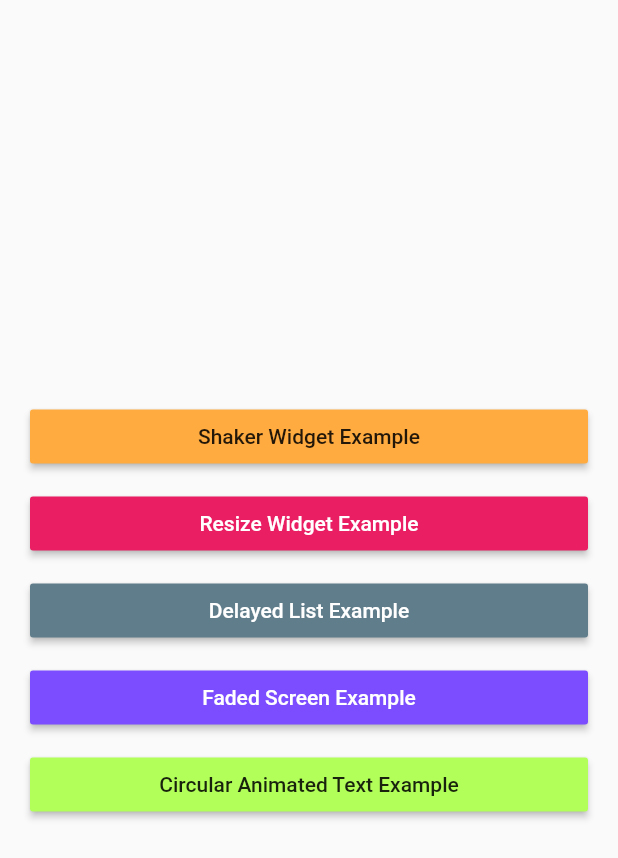
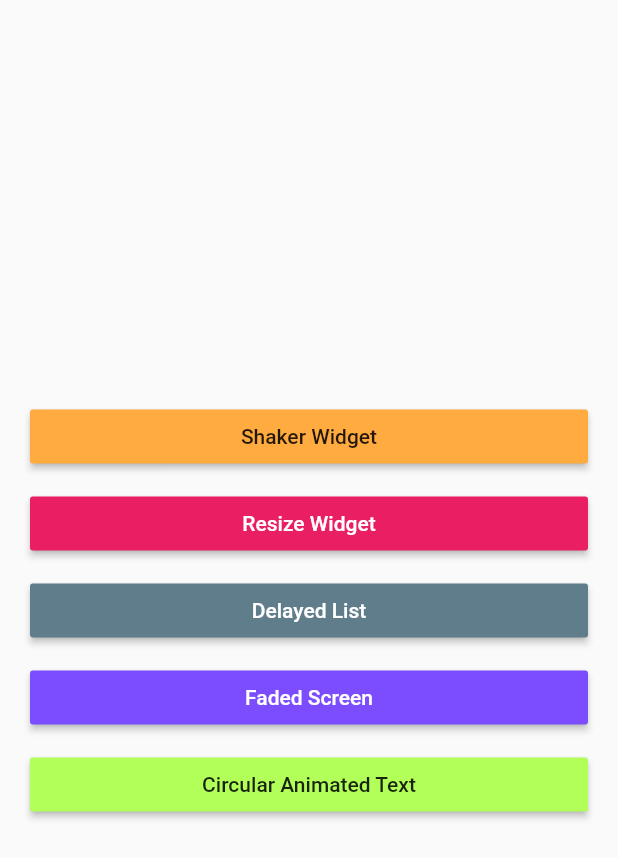
Before and after one commit to AliAkberAakash/flutter_animation_experiment, a Flutter app: the screen it shows after launch, on a phone screen of 412 x 824 dp. Shown: the top 858 px of the screen. Run offline on Flutter 3.47's test engine with Material 2 defaults, Android fonts, the phone set to English and light mode, and no system bars; missing offline and left inert: flutter_circular_text.

Commit message:
refactor: remove example text

```diff
--- a/lib/menu_screen.dart
+++ b/lib/menu_screen.dart
@@ -18,14 +18,14 @@ class MenuScreen extends StatelessWidget {
           children: const [
             NavigatorButton(
               screenWidget: ShakerWidgetExample(),
-              title: "Shaker Widget Example",
+              title: "Shaker Widget",
               color: Colors.orangeAccent,
             ),
             VSpacer(),
 
             NavigatorButton(
               screenWidget: ResizeWidgetExample(),
-              title: "Resize Widget Example",
+              title: "Resize Widget",
               color: Colors.pink,
               textColor: Colors.white,
             ),
@@ -33,7 +33,7 @@ class MenuScreen extends StatelessWidget {
 
             NavigatorButton(
               screenWidget: DelayedListExample(),
-              title: "Delayed List Example",
+              title: "Delayed List",
               color: Colors.blueGrey,
               textColor: Colors.white,
             ),
@@ -41,7 +41,7 @@ class MenuScreen extends StatelessWidget {
 
             NavigatorButton(
               screenWidget: FadedScreenExample(),
-              title: "Faded Screen Example",
+              title: "Faded Screen",
               color: Colors.deepPurpleAccent,
               textColor: Colors.white,
             ),
@@ -49,7 +49,7 @@ class MenuScreen extends StatelessWidget {
 
             NavigatorButton(
               screenWidget: CircularAnimatedTextExample(),
-              title: "Circular Animated Text Example",
+              title: "Circular Animated Text",
               color: Colors.lightGreenAccent,
             ),
             VSpacer(),
```
